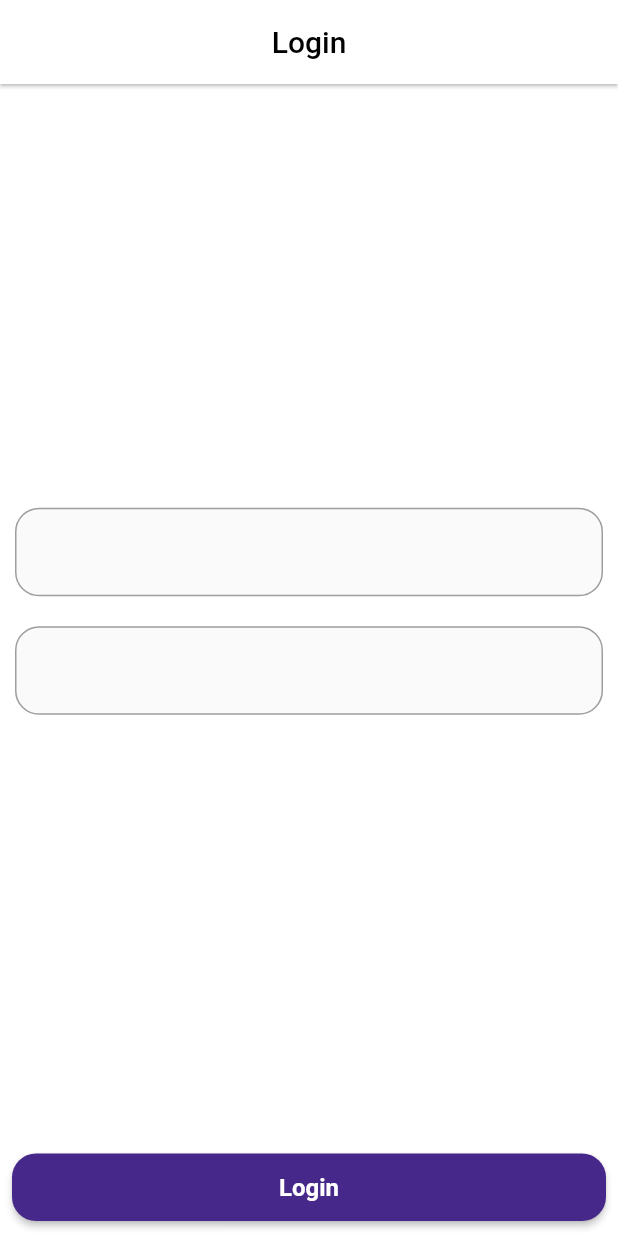
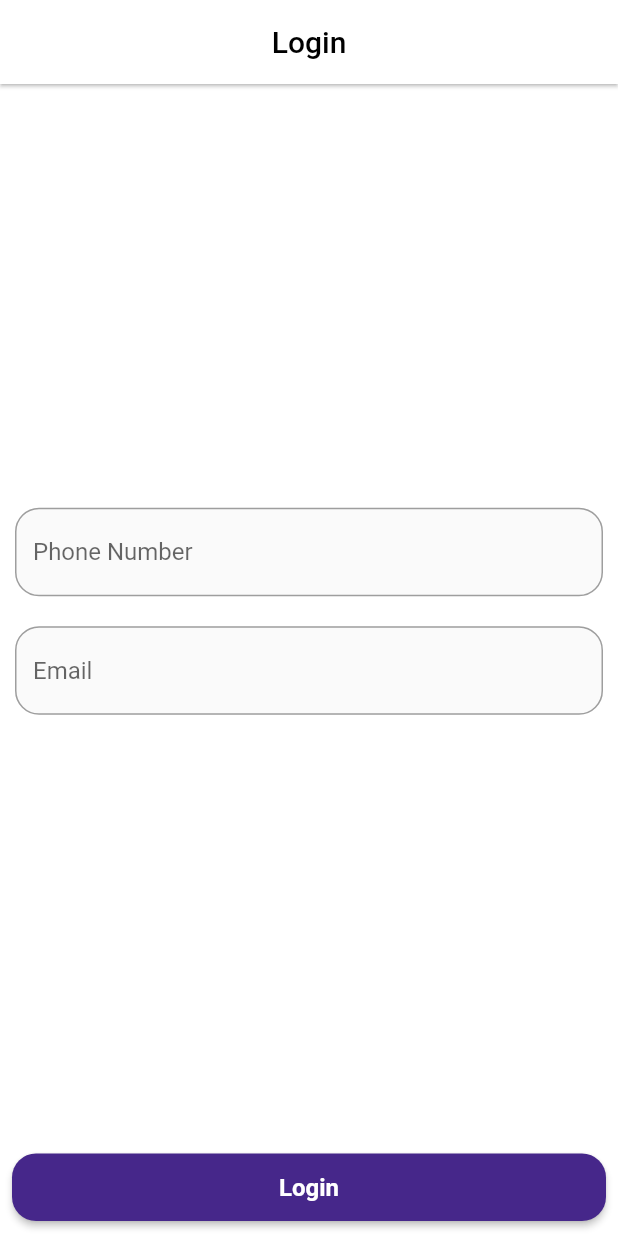
Before and after one commit to jejechristianap/flutter_teleheal, a Flutter app: the screen it shows after launch, on a phone screen of 412 x 824 dp. Run offline on Flutter 3.47's test engine with Material 2 defaults, Android fonts, the phone set to English and light mode, and no system bars; drawn by our look-alikes of reactive_forms; our stand-ins replace get, shared_preferences.

Commit message:
Add hintText and validate form on button pressed

```diff
--- a/lib/presentation/pages/login/login_page.dart
+++ b/lib/presentation/pages/login/login_page.dart
@@ -1,6 +1,5 @@
 import 'package:flutter/material.dart';
 import 'package:flutter_teleheal/presentation/controller/login/login_controller.dart';
-import 'package:flutter_teleheal/presentation/widgets/progress_dialog.dart';
 import 'package:get/get.dart';
 import 'package:reactive_forms/reactive_forms.dart';
 
@@ -33,6 +32,9 @@ class LoginPage extends GetView<LoginController> {
                       child: ReactiveTextField(
                         keyboardType: TextInputType.phone,
                         formControlName: 'phone_number',
+                        decoration: const InputDecoration(
+                          hintText: 'Phone Number',
+                        ),
                         textInputAction: TextInputAction.next,
                         validationMessages: (control) => {
                           'required': 'Phone number is required!',
@@ -46,6 +48,9 @@ class LoginPage extends GetView<LoginController> {
                       child: ReactiveTextField(
                         keyboardType: TextInputType.emailAddress,
                         formControlName: 'email',
+                        decoration: const InputDecoration(
+                          hintText: 'Email',
+                        ),
                         textInputAction: TextInputAction.done,
                         validationMessages: (control) => {
                           'required': 'Email is required!',
@@ -65,16 +70,12 @@ class LoginPage extends GetView<LoginController> {
               child: SizedBox(
                 height: 45,
                 child: ElevatedButton(
-                  onPressed: () {
-                    Get.dialog(
-                      const ProgressDialog(),
-                      barrierDismissible: false,
-                    );
-                  },
+                  onPressed: () =>
+                      controller.isValid ? controller.login() : null,
                   child: const Text('Login'),
                 ),
               ),
-            ),
+            )
           ],
         ),
       ),
```
